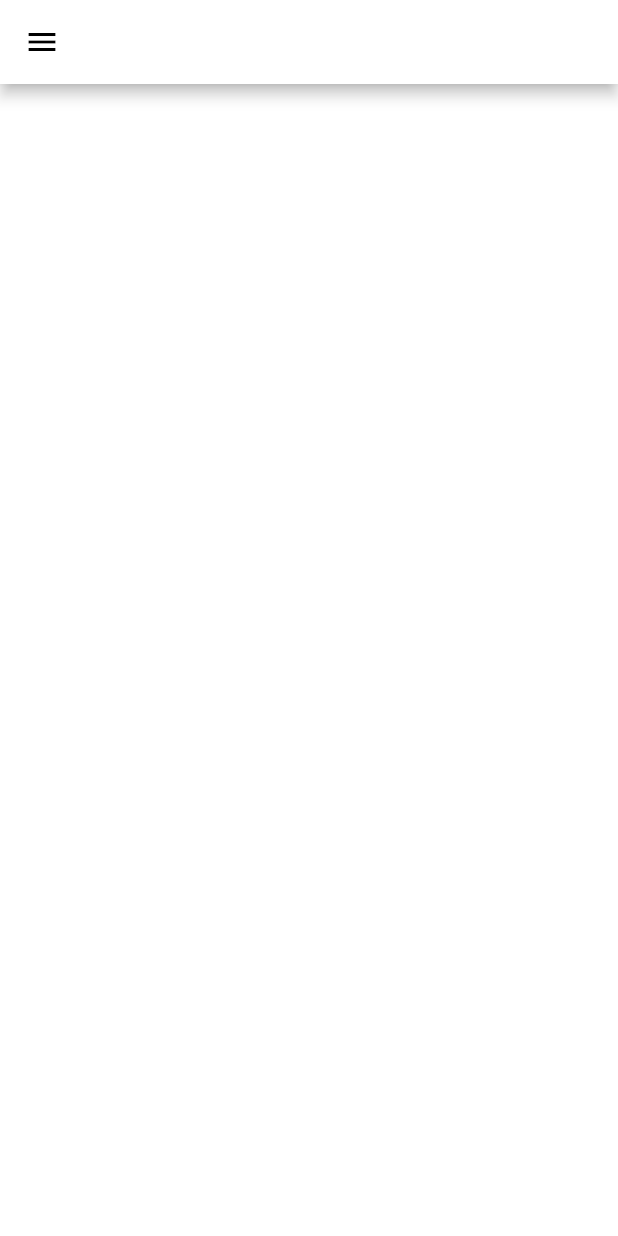
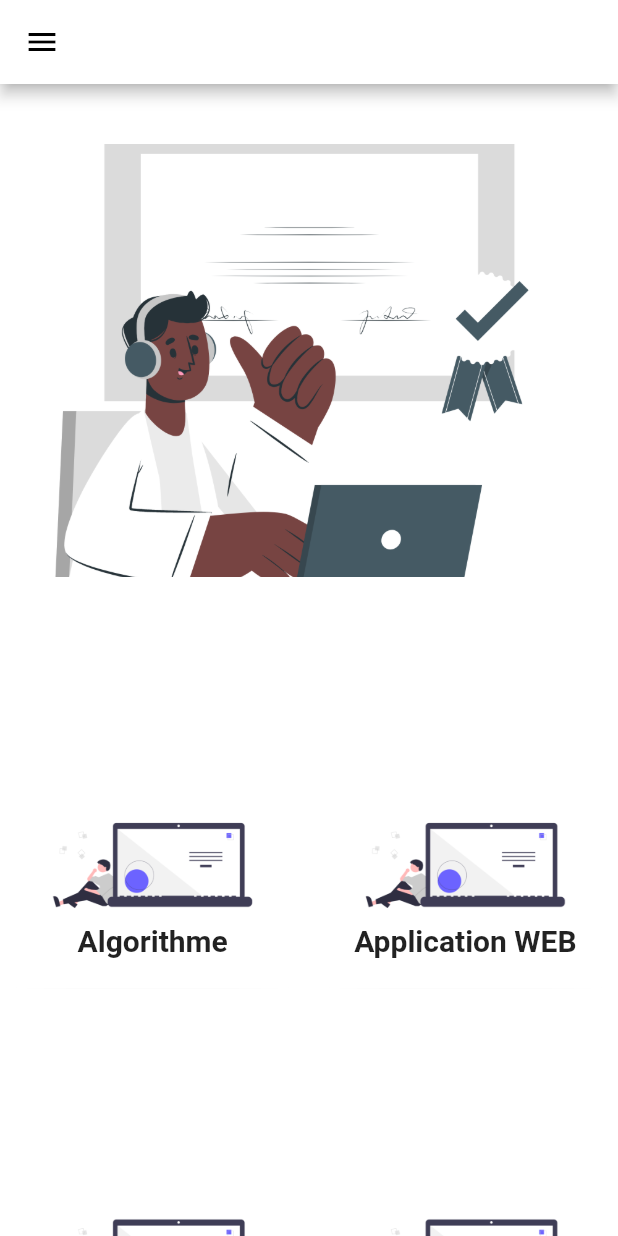
Before and after one commit to cheikhtall/learn-dev, a Flutter app: the screen it shows after launch, after a tap on "Commencer", on a phone screen of 412 x 824 dp. Run offline on Flutter 3.47's test engine with Material 2 defaults, Android fonts, the phone set to English and light mode, and no system bars.

Commit message:
HomePage Commit

```diff
--- a/lib/constants.dart
+++ b/lib/constants.dart
@@ -3,12 +3,6 @@ const kBlackColor = Color(0xFF393939);
 const kLightBlackColor = Color(0xFF8F8F8F);
 const kIconColor = Color(0xFFF48A37);
 const kProgressIndColor = Color(0xFFBE7055);
-final kShadowColor = Color(0xFFD3D3D3).withOpacity(.84);
-
-
-const defaultPadding = 20.0;
-const cartBarHeight = 100.0;
-const headerHeight = 85.0;
-
-const bgColor = Color(0xFFF6F5F2);
-const primaryColor = Color(0xFF40A944);
+final kShadowColor = const Color(0xFFD3D3D3).withOpacity(.84);
+const kBlueColor = Color(0xFF0170CB);
+const kActiveColor = Color(0xFFF69342);
--- a/lib/main.dart
+++ b/lib/main.dart
@@ -34,17 +34,11 @@ class WelcomeScreen extends StatelessWidget {
       body: SingleChildScrollView(
         child: Container(
           width: double.infinity,
-          // decoration: const BoxDecoration(
-          //   image: DecorationImage(
-          //     image: AssetImage("assets/images/acceuil.jpeg"),
-          //     fit: BoxFit.fill,
-          //   ),
-          // ),
           child: Column(
             mainAxisAlignment: MainAxisAlignment.center,
             children: <Widget>[
                Padding(
-                padding: EdgeInsets.all(50),
+                padding: EdgeInsets.all(70),
               ),
               Container(
                 child: Center(
@@ -54,25 +48,25 @@ class WelcomeScreen extends StatelessWidget {
               Padding(
                 padding: EdgeInsets.all(20),
               ),
-              RichText(
-                text: TextSpan(
-                  style: Theme.of(context).textTheme.headline4,
-                  children: [
-                    TextSpan(text: "Apprendre le code"),
-                    TextSpan(
-                      text: "",
-                      style: TextStyle(fontWeight: FontWeight.bold),
-                    ),
-                  ],
-                ),
-              ),
+              // RichText(
+              //   text: TextSpan(
+
+              //     style: Theme.of(context).textTheme.headline4,
+              //     children: [
+              //       TextSpan(text: "Apprendre à programmer",),
+              //       TextSpan(
+              //         text: "",
+              //         style: TextStyle(fontWeight: FontWeight.bold),
+              //       ),
+              //     ],
+              //   ),
+              // ),
               SizedBox(
                 width: MediaQuery.of(context).size.width * .6,
                 child: RoundedButton(
                   text: "Commencer",
                   fontSize: 20,
                   press: () {
-                    //SchedulerBinding.instance?.addPostFrameCallback((_) {
                       Navigator.push(
                         context,
                         MaterialPageRoute(builder: (context) {
--- a/lib/screens/home/home_screen.dart
+++ b/lib/screens/home/home_screen.dart
@@ -1,8 +1,9 @@
 import 'package:flutter/material.dart';
 import 'package:learn_dev/screens/poo/poo_screen.dart';
+import '../../constants.dart';
 
 class HomeScreen extends StatefulWidget {
-  const HomeScreen({ Key? key }) : super(key: key);
+  const HomeScreen({Key? key}) : super(key: key);
 
   @override
   _HomeScreenState createState() => _HomeScreenState();
@@ -11,16 +12,147 @@ class HomeScreen extends StatefulWidget {
 class _HomeScreenState extends State<HomeScreen> {
   @override
   Widget build(BuildContext context) {
+    var size = MediaQuery.of(context).size;
     return Scaffold(
       drawer: NavigationDrawerWidget(),
-      appBar: AppBar(
+      appBar: AppBar(),
+      body: SingleChildScrollView
+      (
+        child: SizedBox(
+          width: double.infinity,
+          child: Column(
+            mainAxisAlignment: MainAxisAlignment.center,
+            children :<Widget>[
+              Padding(
+                  padding: EdgeInsets.all(20),
+                ),
+              Container(
+              child: Container(
+                  height: size.height * .35,
+                  decoration: BoxDecoration(
+                    color: Colors.white,
+                    image: DecorationImage(
+                      image: AssetImage("assets/images/cert.png"),
+                      fit : BoxFit.fitWidth,
+                    ),
+                  ),
+                ),
+              ),
+              Container(
+                height: size.height * .60,
+                  child: Padding(
+                    padding: const EdgeInsets.only(top: 20),
+                    child: Column(
+                      //crossAxisAlignment: CrossAxisAlignment.start,
+                      children: <Widget>[
+                        // Text(
+                        //   "Apprendre les concepts \nFondamentaux",
+                        //   style: Theme.of(context).textTheme.headline6?.copyWith(fontWeight: FontWeight.bold),
+                        // ),
+                        Expanded(
+                          child: GridView.count(
+                            crossAxisCount: 2,
+                            childAspectRatio: .80,
+                            crossAxisSpacing: 5,
+                            mainAxisSpacing: 10,
+                            children: <Widget>[
+                              BasesCard(
+                                svgSrc: "assets/images/codeur.png",
+                                title: "Algorithme",
+                                press: (){},
+                              ),
+                              BasesCard(
+                                svgSrc: "assets/images/codeur.png",
+                                title: "Application WEB",
+                                press: (){},
+                              ),
+                              BasesCard(
+                                svgSrc: "assets/images/codeur.png",
+                                title: "Algorithmique",
+                                press: (){},
+                              ),
+                               BasesCard(
+                                svgSrc: "assets/images/codeur.png",
+                                title: "Algorithmique",
+                                press: (){},
+                              ),
+                               BasesCard(
+                                svgSrc: "assets/images/codeur.png",
+                                title: "Algorithmique",
+                                press: (){},
+                              ),
+                            ],
+                          ),
+                        ),
+                    ]
+                  ),
+                  ),
+                ),
+               ],
+            ),
+          ),
+      ),
+    );
+  }
+}
+
+class BasesCard extends StatelessWidget {
+  final String svgSrc;
+  final String title;
+  final Function press;
+  const BasesCard({
+    Key? key,
+    required this.svgSrc,
+    required this.title,
+    required this.press,
+  }) : super(key: key);
+
+  @override
+  Widget build(BuildContext context) {
+    return ClipRRect(
+      borderRadius: BorderRadius.circular(13),
+      child: Container(
+        //padding: EdgeInsets.all(20),
+        decoration : BoxDecoration(
+          color : Colors.white,
+          borderRadius: BorderRadius.circular(15),
+          boxShadow : [
+            BoxShadow(
+              offset : Offset(0, 17),
+              blurRadius : 17,
+              spreadRadius : -23,
+              color: kShadowColor,
+            ),
+          ],
+        ),
+        child: Material(
+          color: Colors.transparent,
+          child: InkWell(
+            onTap: () => press(),
+            child: Padding(
+              padding: const EdgeInsets.all(20.0),
+              child: Column(
+                children: <Widget>[
+                  Spacer(),
+                  Image.asset(svgSrc),
+                  Text(
+                    title,
+                    style: Theme.of(context).textTheme
+                    .headline6?.
+                    copyWith(fontWeight: FontWeight.bold),
+                  )
+                ],
+              ),
+            ),
+          ),
+        ),
       ),
     );
   }
 }
 
 class NavigationDrawerWidget extends StatelessWidget {
-  final padding = EdgeInsets.symmetric(vertical:30, horizontal: 12);
+  final padding = EdgeInsets.symmetric(vertical: 30, horizontal: 12);
   @override
   Widget build(BuildContext context) {
     return Drawer(
@@ -32,28 +164,23 @@ class NavigationDrawerWidget extends StatelessWidget {
               const SizedBox(height: 48),
               buildMenuItem(
                 text: 'Programmation Orientée Objet',
-              icon : Icons.people,
-              onClicked: ()=>
-                selectedItem(context, 0),
-
+                icon: Icons.people,
+                onClicked: () => selectedItem(context, 0),
               ),
               buildMenuItem(
                 text: 'Développement Web',
-              icon : Icons.computer,
-              onClicked: ()=> selectedItem(context, 1),
-
+                icon: Icons.computer,
+                onClicked: () => selectedItem(context, 1),
               ),
               buildMenuItem(
                 text: 'Développement Mobile',
-              icon : Icons.phone_android,
+                icon: Icons.phone_android,
               ),
               const SizedBox(height: 24),
               Divider(color: Colors.white),
               const SizedBox(height: 24),
-
             ],
-        )
-      ),
+          )),
     );
   }
 
@@ -61,33 +188,29 @@ class NavigationDrawerWidget extends StatelessWidget {
     required String text,
     required IconData icon,
     onClicked,
-  })
-  {
+  }) {
     final color = Colors.white;
     final hoverColor = Colors.white70;
     return ListTile(
-    leading: Icon(icon, color : color),
-    title: Text(text, style : TextStyle(color: color)),
+      leading: Icon(icon, color: color),
+      title: Text(text, style: TextStyle(color: color)),
       hoverColor: hoverColor,
       onTap: onClicked,
     );
   }
 
-  void selectedItem (BuildContext context, int index)
-  {
+  void selectedItem(BuildContext context, int index) {
     switch (index) {
       case 0:
-         Navigator.of(context).push(MaterialPageRoute(
-         builder: (context)=>PooScreen()));
+        Navigator.of(context)
+            .push(MaterialPageRoute(builder: (context) => PooScreen()));
         break;
       case 1:
-          Navigator.of(context).push(MaterialPageRoute(
-           builder: (context)=>PooScreen()));
+        Navigator.of(context)
+            .push(MaterialPageRoute(builder: (context) => PooScreen()));
         break;
     }
   }
-
-
 }
 
 
--- a/pubspec.yaml
+++ b/pubspec.yaml
@@ -66,6 +66,7 @@ flutter:
     - assets/images/php.png
     - assets/images/python.png
     - assets/images/main_page_bg.png
+    - assets/images/cert.png
   #   - images/a_dot_ham.jpeg
 
   # An image asset can refer to one or more resolution-specific "variants", see
```
Also changed, not shown: assets/images/cert.png (added), assets/images/image.svg (added). Lines whose indentation alone changed are shown as unchanged.
